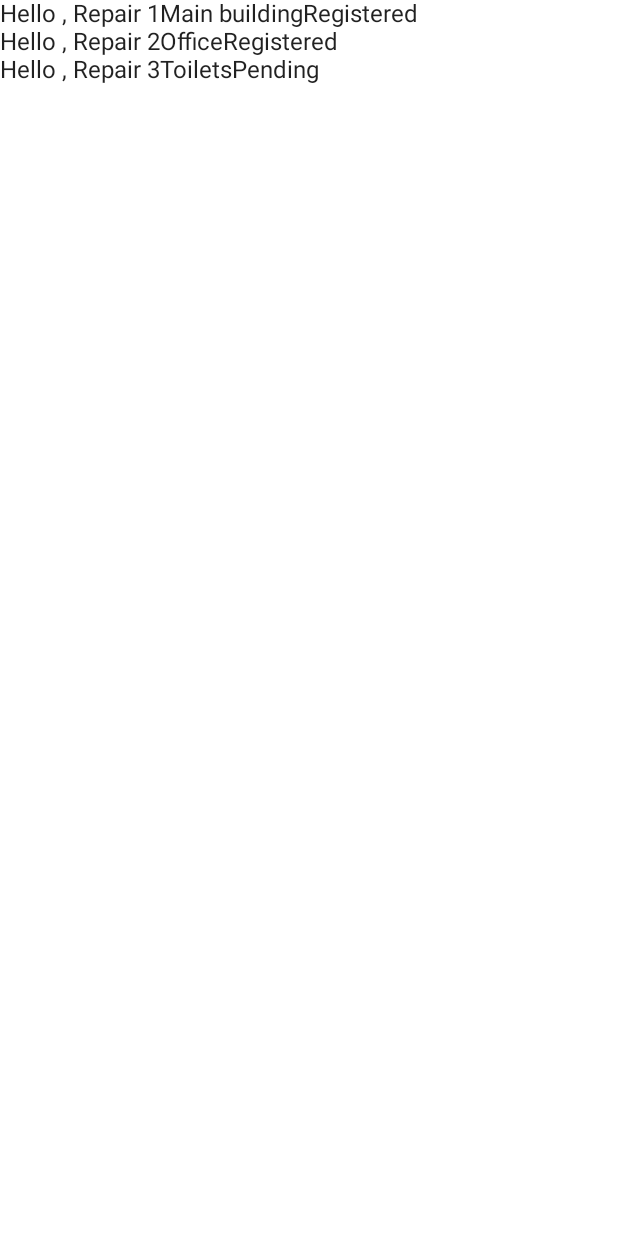
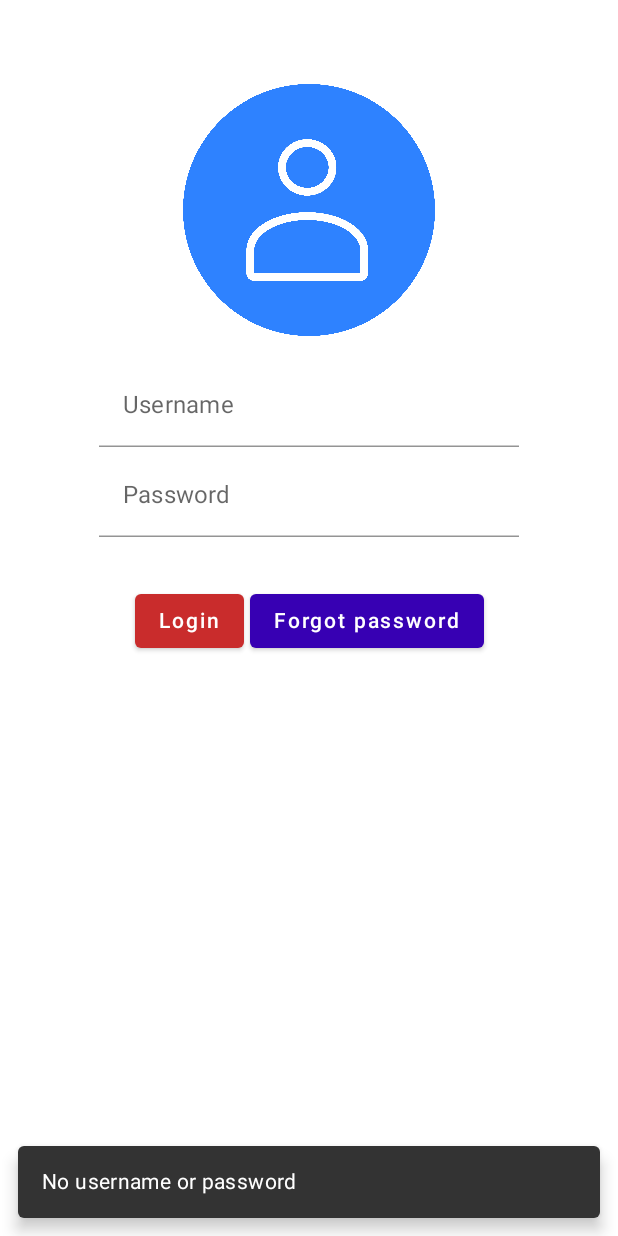
Before and after one commit to KA-Huis/repair-tool, an Android app built with Jetpack Compose: the screen it shows after launch (MainActivity), after a tap on "Login", on a phone screen of 412 x 824 dp. Run offline under Robolectric (Android 15) with nearby library versions, the phone set to English and light mode, and no system bars.

Commit message:
#10, App doesn't crash when clicking login without credentials

```diff
--- a/app/src/main/java/com/example/repairtool/MainActivity.kt
+++ b/app/src/main/java/com/example/repairtool/MainActivity.kt
@@ -11,22 +11,15 @@ import androidx.compose.runtime.*
 import androidx.compose.ui.Alignment
 import androidx.compose.ui.Modifier
 import androidx.compose.ui.res.painterResource
-import androidx.compose.ui.text.input.PasswordVisualTransformation
 import androidx.compose.ui.tooling.preview.Preview
 import com.example.repairtool.ui.theme.RepairToolComposeTheme
 import androidx.compose.ui.unit.dp
 import androidx.navigation.NavController
-import androidx.navigation.NavType
-import androidx.navigation.compose.NavHost
-import androidx.navigation.compose.composable
-import androidx.navigation.compose.rememberNavController
-import androidx.navigation.navArgument
 import com.example.repairtool.login.getPassword
 import com.example.repairtool.login.getUsername
-import com.example.repairtool.utilities.navigation.LoginNavigation
+import com.example.repairtool.utilities.navigation.LoginToRepairList
 import com.example.repairtool.utilities.navigation.Screen
-import com.example.repairtool.volunteer.RepairListScreen
-
+import kotlinx.coroutines.launch
 
 class MainActivity : ComponentActivity() {
     override fun onCreate(savedInstanceState: Bundle?) {
@@ -35,7 +28,7 @@ class MainActivity : ComponentActivity() {
             RepairToolComposeTheme {
                 // A surface container using the 'background' color from the theme
                 Surface(color = MaterialTheme.colors.background) {
-                    LoginNavigation() //Creates navigation from login to repairlist
+                    LoginToRepairList() //Creates and returns navigation from login to repairlist
                 }
             }
         }
@@ -69,17 +62,25 @@ private fun LoginScreen(navController: NavController) {
         val uName = getUsername()
         val pWord = getPassword()
 
-        //TODO uName && pWord checks out, then continue
+        //TODO if uName && pWord checks out, then continue
 
         Spacer(modifier = Modifier.padding(top = 30.dp))
 
         //Login button AND forgot password button
-        Row(//TODO add some design here
-
+        val scaffoldState = rememberScaffoldState()
+        val snackbarCoroutineScope = rememberCoroutineScope()
+        Scaffold(scaffoldState = scaffoldState) {
+            Row(modifier = Modifier.fillMaxWidth(),
+                horizontalArrangement = Arrangement.Center
             ) {
                 //LOGIN
                 Button(onClick = {
+                    if (uName != "" && pWord != "")
                         navController.navigate(Screen.RepairListScreen.withArgs(uName))
+                    else
+                        snackbarCoroutineScope.launch {
+                            scaffoldState.snackbarHostState.showSnackbar("No username or password")
+                        }
                 },
                     colors = ButtonDefaults.buttonColors(backgroundColor = MaterialTheme.colors.primary)
                 ) {
@@ -93,6 +94,7 @@ private fun LoginScreen(navController: NavController) {
                     colors = ButtonDefaults.buttonColors(backgroundColor = MaterialTheme.colors.primaryVariant)
                 ) {
                     Text(text = "Forgot password")
+                }
             }
         }
     }
--- a/app/src/main/java/com/example/repairtool/utilities/navigation/Navigation.kt
+++ b/app/src/main/java/com/example/repairtool/utilities/navigation/Navigation.kt
@@ -9,9 +9,9 @@ import androidx.navigation.navArgument
 import com.example.repairtool.LoginNav
 import com.example.repairtool.volunteer.RepairListScreen
 
-//This function creates the navigation from loginscreen to the repairlist (Seen by volunteers)
+//These functions creating the navigation from loginscreen to the repairlist (Seen by volunteers(for now))
 @Composable
-fun LoginNavigation() {
+fun LoginToRepairList() {
     val navController = rememberNavController()
     NavHost(navController = navController, startDestination = Screen.LoginScreen.route) {
         composable(route = Screen.LoginScreen.route) {
--- /dev/null
+++ b/app/src/main/java/com/example/repairtool/utilities/snackbar/Snackbar.kt
@@ -0,0 +1 @@
+package com.example.repairtool.utilities.snackbar
```
Lines whose indentation alone changed are shown as unchanged.
